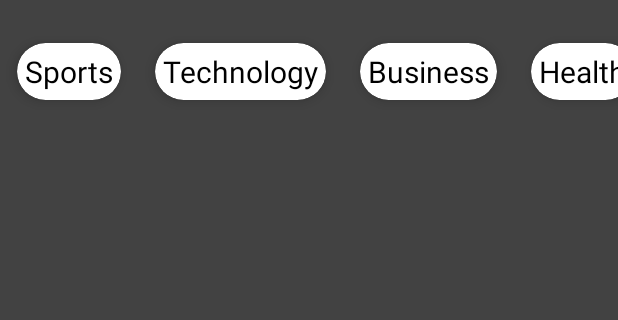
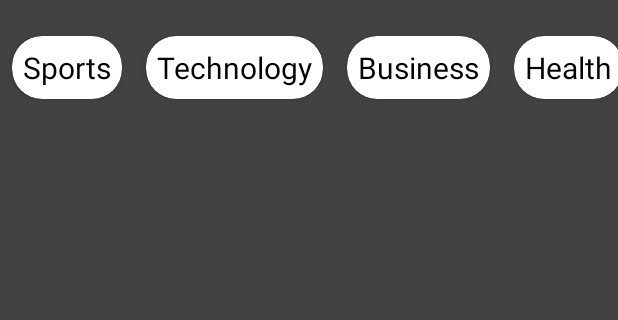
Before and after one commit to darshan-1204/NewsApp, an Android app: the screen it shows after launch (MainActivity), on a phone screen of 412 x 824 dp, the part 62-382 px from its top. Run offline under Robolectric (Android 15) with nearby library versions, the phone set to English and light mode, and no system bars.

Commit message:
commit 3

```diff
--- a/app/src/main/res/layout/activity_main.xml
+++ b/app/src/main/res/layout/activity_main.xml
@@ -37,7 +37,6 @@
                 android:layout_height="wrap_content"
                 android:orientation="horizontal"
                 app:cardCornerRadius="20dp"
-                app:cardElevation="5dp"
                 app:cardUseCompatPadding="true">
 
 
@@ -45,7 +44,7 @@
                     android:layout_width="wrap_content"
                     android:layout_height="wrap_content"
                     android:layout_gravity="center"
-                    android:padding="5dp"
+                    android:padding="7dp"
                     android:text="Sports"
                     android:id="@+id/sports"
                     android:textColor="#000"
@@ -58,7 +57,6 @@
                 android:layout_height="wrap_content"
                 android:orientation="horizontal"
                 app:cardCornerRadius="20dp"
-                app:cardElevation="5dp"
                 app:cardUseCompatPadding="true">
 
 
@@ -66,8 +64,8 @@
                     android:layout_width="wrap_content"
                     android:layout_height="wrap_content"
                     android:layout_gravity="center"
-                    android:padding="5dp"
                     android:text="Technology"
+                    android:padding="7dp"
                     android:id="@+id/technology"
                     android:textColor="#000"
                     android:textSize="20dp" />
@@ -79,15 +77,14 @@
                 android:layout_height="wrap_content"
                 android:orientation="horizontal"
                 app:cardCornerRadius="20dp"
-                app:cardElevation="5dp"
                 app:cardUseCompatPadding="true">
 
                 <TextView
                     android:layout_width="wrap_content"
                     android:layout_height="wrap_content"
                     android:layout_gravity="center"
-                    android:padding="5dp"
                     android:text="Business"
+                    android:padding="7dp"
                     android:id="@+id/business"
                     android:textColor="#000"
                     android:textSize="20dp" />
@@ -99,7 +96,6 @@
                 android:layout_height="wrap_content"
                 android:orientation="horizontal"
                 app:cardCornerRadius="20dp"
-                app:cardElevation="5dp"
                 app:cardUseCompatPadding="true">
 
 
@@ -107,8 +103,8 @@
                     android:layout_width="wrap_content"
                     android:layout_height="wrap_content"
                     android:layout_gravity="center"
-                    android:padding="5dp"
                     android:text="Health"
+                    android:padding="7dp"
                     android:id="@+id/health"
                     android:textColor="#000"
                     android:textSize="20dp" />
@@ -119,7 +115,6 @@
                 android:layout_height="wrap_content"
                 android:orientation="horizontal"
                 app:cardCornerRadius="20dp"
-                app:cardElevation="5dp"
                 app:cardUseCompatPadding="true">
 
 
@@ -127,7 +122,7 @@
                     android:layout_width="wrap_content"
                     android:layout_height="wrap_content"
                     android:layout_gravity="center"
-                    android:padding="5dp"
+                    android:padding="7dp"
                     android:text="General"
                     android:id="@+id/general"
                     android:textColor="#000"
@@ -139,7 +134,6 @@
                 android:layout_height="wrap_content"
                 android:orientation="horizontal"
                 app:cardCornerRadius="20dp"
-                app:cardElevation="5dp"
                 app:cardUseCompatPadding="true">
 
 
@@ -147,7 +141,7 @@
                     android:layout_width="wrap_content"
                     android:layout_height="wrap_content"
                     android:layout_gravity="center"
-                    android:padding="5dp"
+                    android:padding="7dp"
                     android:text="Science"
                     android:id="@+id/science"
                     android:textColor="#000"
@@ -159,7 +153,6 @@
                 android:layout_height="wrap_content"
                 android:orientation="horizontal"
                 app:cardCornerRadius="20dp"
-                app:cardElevation="5dp"
                 app:cardUseCompatPadding="true">
 
 
@@ -167,9 +160,9 @@
                     android:layout_width="wrap_content"
                     android:layout_height="wrap_content"
                     android:layout_gravity="center"
-                    android:padding="5dp"
                     android:text="Entertainment"
                     android:id="@+id/entertainment"
+                    android:padding="7dp"
                     android:textColor="#000"
                     android:textSize="20dp" />
 
```
